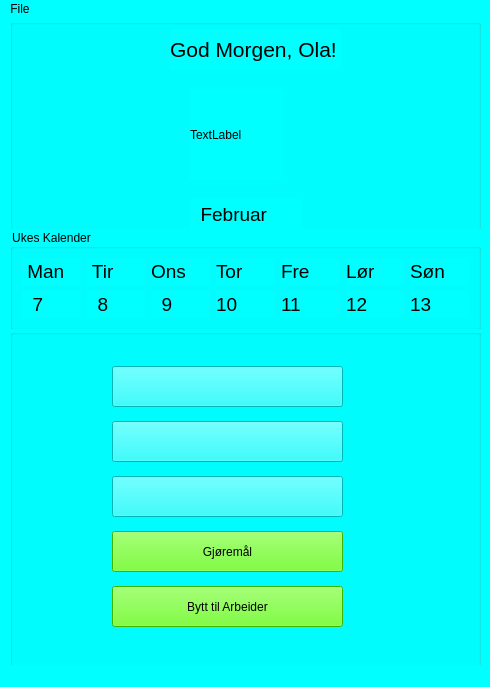
Strauts/AppDeployment, file SKOGKK/KKOGSK/mainwindow.ui: the form before one commit.
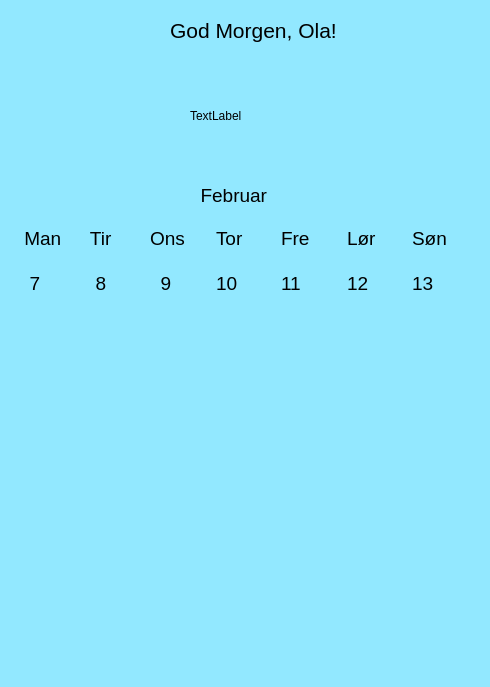
The form after the commit. Icons and pictures are not drawn.

What changed in the file:
```diff
--- a/SKOGKK/KKOGSK/mainwindow.ui
+++ b/SKOGKK/KKOGSK/mainwindow.ui
@@ -2,6 +2,9 @@
 <ui version="4.0">
  <class>MainWindow</class>
  <widget class="QMainWindow" name="MainWindow">
+  <property name="enabled">
+   <bool>true</bool>
+  </property>
   <property name="geometry">
    <rect>
     <x>0</x>
@@ -14,9 +17,13 @@
    <string>MainWindow</string>
   </property>
   <property name="styleSheet">
-   <string notr="true">background-color: rgb(0, 255, 255);</string>
+   <string notr="true">background-color: rgb(146, 232, 255);</string>
   </property>
   <widget class="QWidget" name="centralwidget">
+   <property name="styleSheet">
+    <string notr="true">background-color: rgb(146, 232, 255);
+border:none;</string>
+   </property>
    <widget class="QGroupBox" name="groupBox">
     <property name="geometry">
      <rect>
@@ -42,7 +49,7 @@
       <string notr="true">color: rgb(0, 0, 0);</string>
      </property>
      <property name="title">
-      <string>Ukes Kalender</string>
+      <string/>
      </property>
      <layout class="QGridLayout" name="gridLayout">
       <item row="0" column="3">
@@ -268,8 +275,8 @@
      <widget class="QPushButton" name="pushButton_Results">
       <property name="geometry">
        <rect>
-        <x>102</x>
-        <y>147</y>
+        <x>100</x>
+        <y>210</y>
         <width>231</width>
         <height>41</height>
        </rect>
@@ -284,35 +291,35 @@
      <widget class="QPushButton" name="pushButton_Reminders">
       <property name="geometry">
        <rect>
-        <x>102</x>
-        <y>202</y>
+        <x>100</x>
+        <y>270</y>
         <width>231</width>
         <height>41</height>
        </rect>
       </property>
       <property name="styleSheet">
-       <string notr="true">background-color: rgb(85, 255, 0);
+       <string notr="true">border-image: url(:/Assets/Buttons/oversikt_active.png);
 color: rgb(0, 0, 0);</string>
       </property>
       <property name="text">
-       <string>Gjøremål</string>
+       <string/>
       </property>
      </widget>
      <widget class="QPushButton" name="pushButton">
       <property name="geometry">
        <rect>
-        <x>102</x>
-        <y>257</y>
+        <x>100</x>
+        <y>150</y>
         <width>231</width>
         <height>41</height>
        </rect>
       </property>
       <property name="styleSheet">
-       <string notr="true">background-color: rgb(85, 255, 0);
-color: rgb(0, 0, 0);</string>
+       <string notr="true">border-image: url(:/Assets/Buttons/kroppkunn_active.png);
+</string>
       </property>
       <property name="text">
-       <string>Bytt til Arbeider</string>
+       <string/>
       </property>
      </widget>
     </widget>
@@ -371,26 +378,24 @@
       <string>  Februar</string>
      </property>
     </widget>
+    <widget class="QPushButton" name="pushButton_2">
+     <property name="geometry">
+      <rect>
+       <x>10</x>
+       <y>10</y>
+       <width>91</width>
+       <height>41</height>
+      </rect>
+     </property>
+     <property name="styleSheet">
+      <string notr="true">border-image: url(:/Assets/Buttons/avslutt_active.png);</string>
+     </property>
+     <property name="text">
+      <string/>
+     </property>
+    </widget>
    </widget>
   </widget>
-  <widget class="QMenuBar" name="menubar">
-   <property name="geometry">
-    <rect>
-     <x>0</x>
-     <y>0</y>
-     <width>490</width>
-     <height>20</height>
-    </rect>
-   </property>
-   <widget class="QMenu" name="menuFile">
-    <property name="title">
-     <string>File</string>
-    </property>
-    <addaction name="actionOpen_File"/>
-   </widget>
-   <addaction name="menuFile"/>
-  </widget>
-  <widget class="QStatusBar" name="statusbar"/>
   <action name="actionOpen_File">
    <property name="text">
     <string>Open File</string>
```
